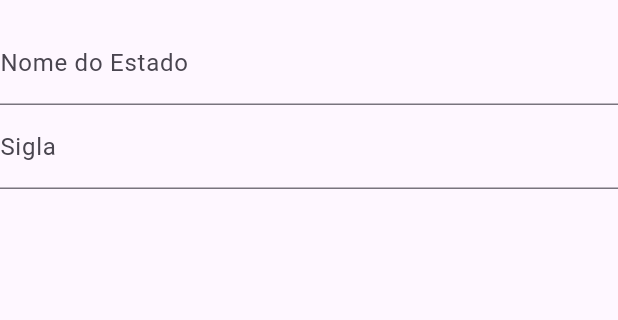
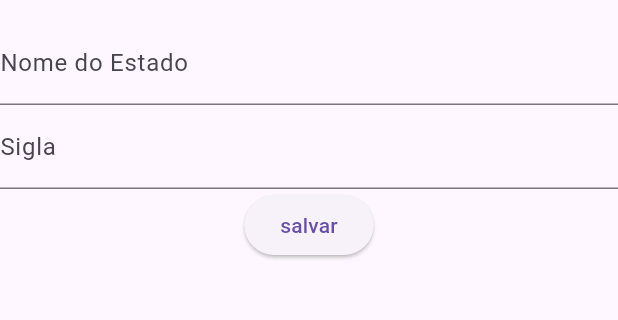
Before and after one commit to tomitaaa/projeto_flutter, a Flutter app: the WidgetEstado screen opened by its route, on a phone screen of 412 x 824 dp, the part 63-383 px from its top. Run offline on Flutter 3.47's test engine with Material 3 defaults, Android fonts, the phone set to English and light mode, and no system bars.

Commit message:
botão no widget estado

```diff
--- a/aula1004/lib/widget/widget_estado.dart
+++ b/aula1004/lib/widget/widget_estado.dart
@@ -21,6 +21,12 @@ class WidgetEstado extends StatelessWidget {
                 hintText: 'Informe a sigla do estado',
               ),
             ),
+            ElevatedButton(
+              child: Text('salvar'),
+              onPressed: () {
+                Navigator.of(context).pop();
+              },
+            ),
           ],
         ),
       ),
```
